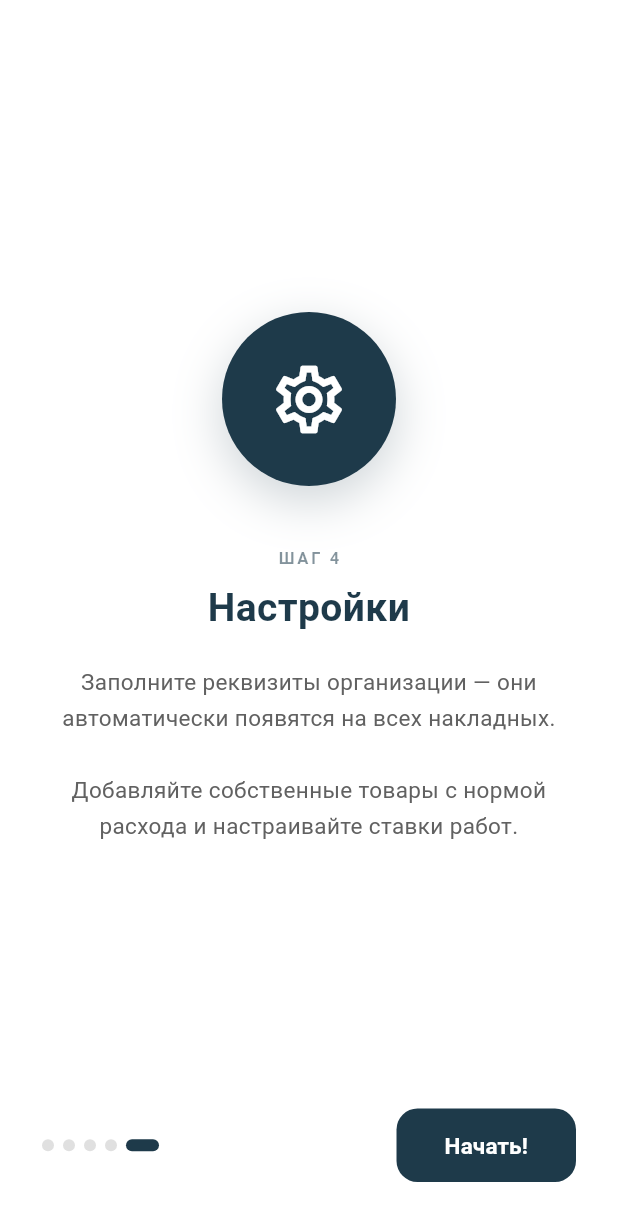
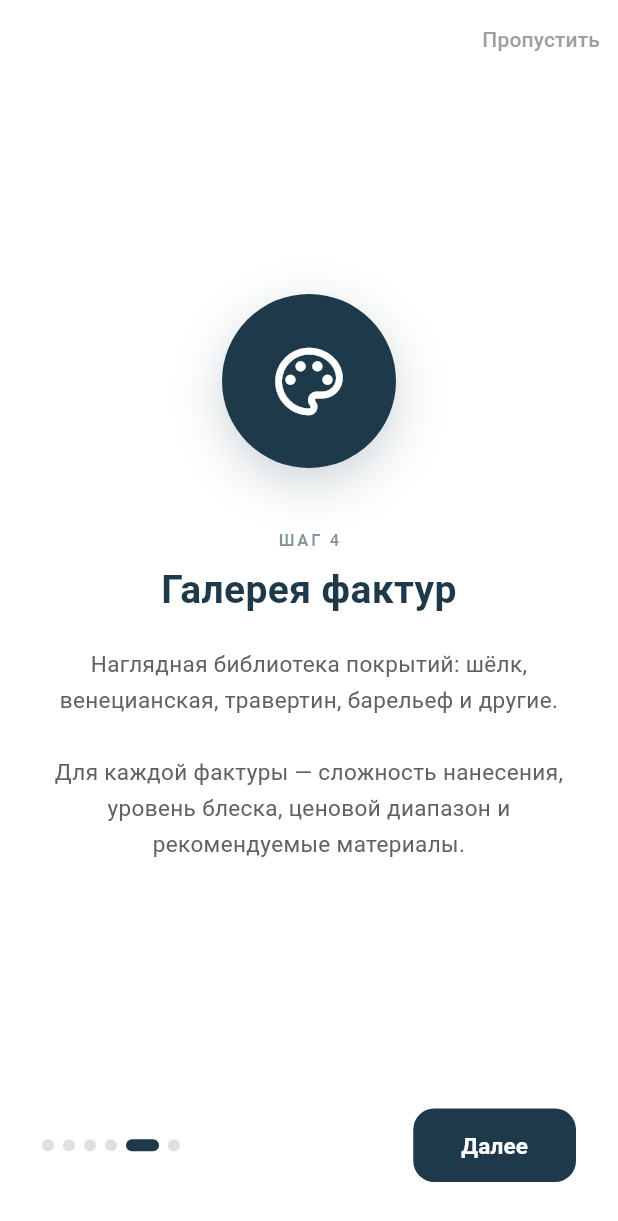
Before and after one commit to mikushi2222-droid/Decorator, a Flutter app: the screen it shows after launch, swiped to page 5, on a phone screen of 412 x 824 dp. Shown: the top 1221 px of the screen. Run offline on Flutter 3.47's test engine with Material 3 defaults, Android fonts, the phone set to English and light mode, and no system bars; our stand-ins replace image_picker, pdf, printing, sqflite, sqflite_common_ffi; accounts and stored records are empty.

Commit message:
Polish: fix stale count on delete, add Gallery onboarding slide, clean up nested setState
- settings_screen: call _loadCategories() after deleteProduct so the
  total-count hint updates immediately (was showing stale number)
- onboarding_screen: add Gallery (Галерея фактур) as Шаг 4, renumber
  Settings to Шаг 5 — now matches the 5-tab main navigation
- invoices_screen: eliminate nested setState; extract _applyFilter() as
  a pure function and call it directly inside _load()'s setState block

https://claude.ai/code/session_017qVpWCLsPYkNXg4UEfnhKt

```diff
--- a/mobile/lib/screens/onboarding_screen.dart
+++ b/mobile/lib/screens/onboarding_screen.dart
@@ -43,8 +43,15 @@ class _OnboardingScreenState extends State<OnboardingScreen> {
           'Полный прайс-лист РРЦ:\nKIITOS · OLSTA · DECORAZZA · BAYRAMIX · PRORAB · ECOTINT · Инструменты.\n\nПоиск по названию, фильтр по брендам.',
     ),
     _CardData(
+      icon: Icons.palette_outlined,
+      label: 'Шаг 4',
+      title: 'Галерея фактур',
+      body:
+          'Наглядная библиотека покрытий: шёлк, венецианская, травертин, барельеф и другие.\n\nДля каждой фактуры — сложность нанесения, уровень блеска, ценовой диапазон и рекомендуемые материалы.',
+    ),
+    _CardData(
       icon: Icons.settings_outlined,
-      label: 'Шаг 4',
+      label: 'Шаг 5',
       title: 'Настройки',
       body:
           'Заполните реквизиты организации — они автоматически появятся на всех накладных.\n\nДобавляйте собственные товары с нормой расхода и настраивайте ставки работ.',
--- a/mobile/lib/screens/settings_screen.dart
+++ b/mobile/lib/screens/settings_screen.dart
@@ -388,6 +388,7 @@ class _ProductsTabState extends State<_ProductsTab> {
                           );
                           if (ok == true && p.id != null) {
                             await AppDatabase.instance.deleteProduct(p.id!);
+                            _loadCategories();
                             _search();
                           }
                         },
```
Also changed, not shown: mobile/lib/screens/invoices_screen.dart (+8 -9 lines).
